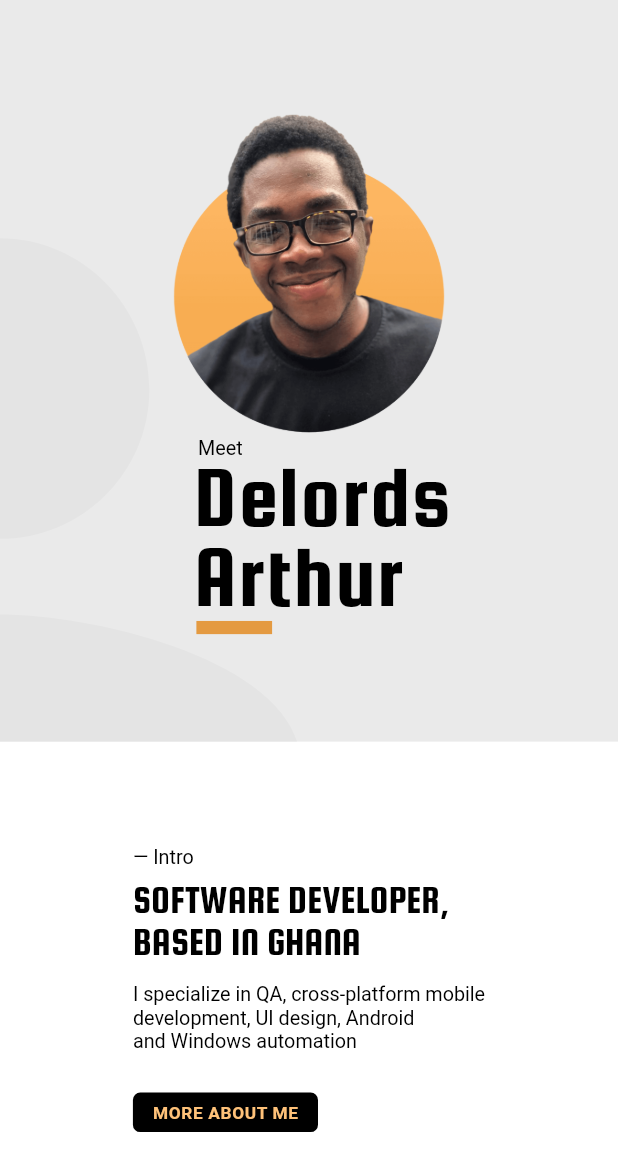
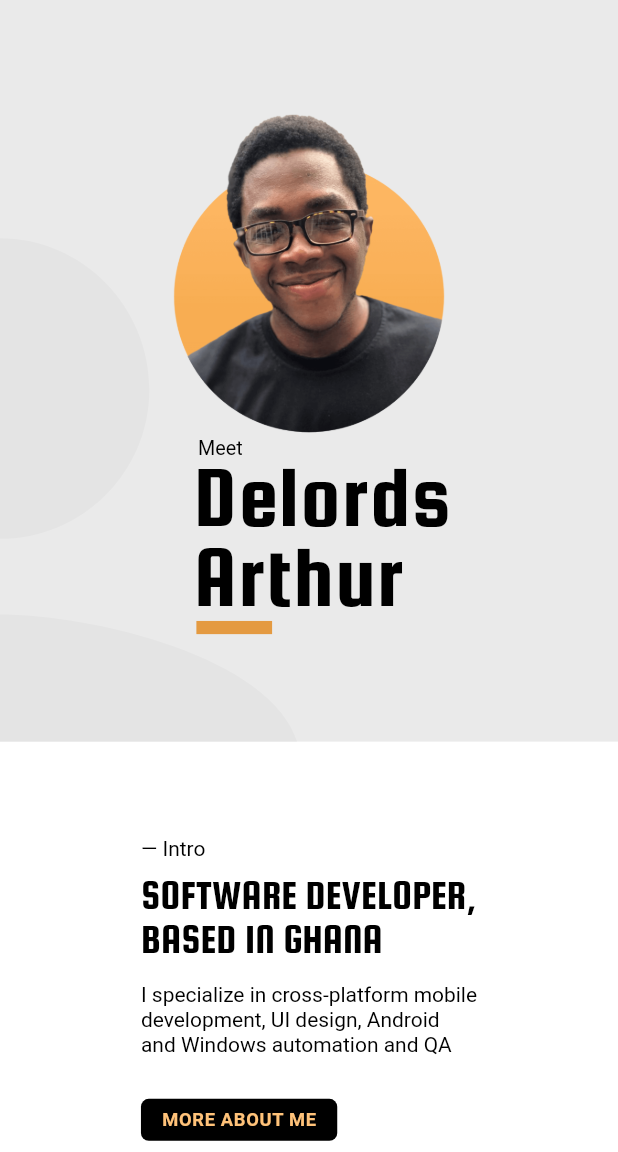
Before and after one commit to thearthurdev/arthurdev, a Flutter app: the screen it shows after launch, on a phone screen of 412 x 824 dp, the part 84-1236 px from its top. Run offline on Flutter 3.47's test engine with Material 2 defaults, Android fonts, the phone set to English and light mode, and no system bars; our stand-ins replace flutter_svg; missing offline and left inert: system_theme; Roboto replaces fonts that are missing (Sen).

Commit message:
UI fixes

```diff
--- a/lib/sections/footer_section.dart
+++ b/lib/sections/footer_section.dart
@@ -96,7 +96,7 @@ class FooterSection extends StatelessWidget {
                           'Thanks for dropping by,',
                           style: kSectionInfoTextStyle(context).copyWith(
                             fontSize: 14.0,
-                            color: kPrimaryTextColorDark(context),
+                            color: kPrimaryTextColorLight(context),
                           ),
                         ),
                         Text(
--- a/lib/sections/intro_info_section.dart
+++ b/lib/sections/intro_info_section.dart
@@ -25,7 +25,7 @@ class IntroInfoSection extends StatelessWidget {
               sectionTitle: 'Intro',
               heading: 'Software Developer,\nbased in Ghana',
               body:
-                  'I specialize in QA, cross-platform mobile\ndevelopment, UI design, Android\nand Windows automation',
+                  'I specialize in cross-platform mobile\ndevelopment, UI design, Android\nand Windows automation and QA',
               actionText: 'More about me',
               onActionTap: () async {
                 Uri url = kResumeURL;
```
